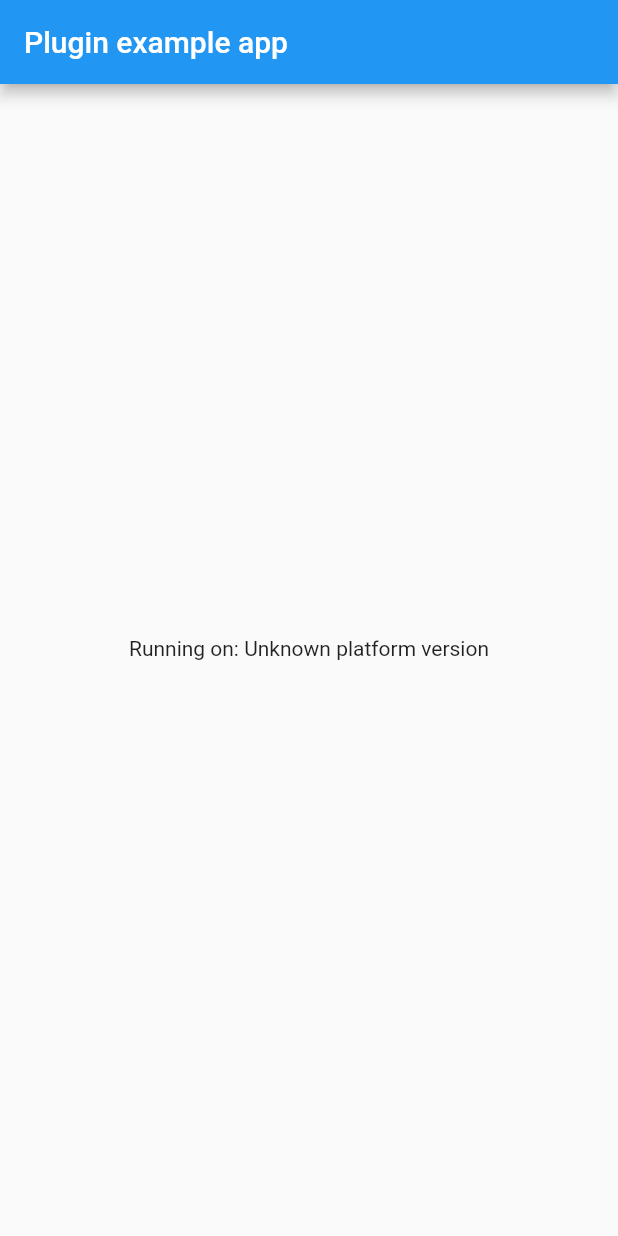
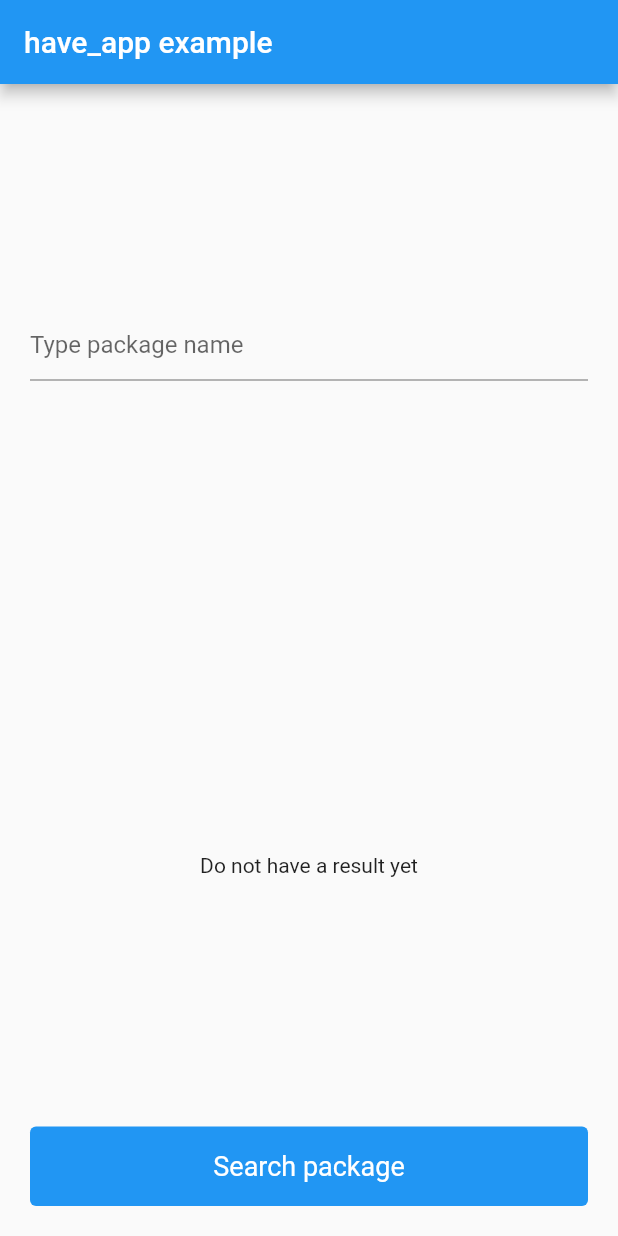
Before and after one commit to LeonardoRosaa/have_app, a Flutter app: the screen it shows after launch, on a phone screen of 412 x 824 dp. Run offline on Flutter 3.47's test engine with Material 2 defaults, Android fonts, the phone set to English and light mode, and no system bars; our stand-ins replace dartz, equatable.

Commit message:
added example

```diff
--- a/example/lib/main.dart
+++ b/example/lib/main.dart
@@ -1,7 +1,5 @@
 import 'package:flutter/material.dart';
-import 'dart:async';
-
-import 'package:flutter/services.dart';
+import 'package:have_app/have_app.dart';
 
 void main() {
   runApp(const MyApp());
@@ -15,32 +13,28 @@ class MyApp extends StatefulWidget {
 }
 
 class _MyAppState extends State<MyApp> {
-  String _platformVersion = 'Unknown';
+  final haveApp = HaveApp();
+
+  String text = '';
+
+  Object? result;
 
   @override
   void initState() {
     super.initState();
-    initPlatformState();
   }
 
-  // Platform messages are asynchronous, so we initialize in an async method.
-  Future<void> initPlatformState() async {
-    String platformVersion;
-    // Platform messages may fail, so we use a try/catch PlatformException.
-    // We also handle the message potentially returning null.
-    try {
-      platformVersion = 'Unknown platform version';
-    } on PlatformException {
-      platformVersion = 'Failed to get platform version.';
-    }
+  void onChange(String value) {
+    setState(() {
+      text = value;
+    });
+  }
 
-    // If the widget was removed from the tree while the asynchronous platform
-    // message was in flight, we want to discard the reply rather than calling
-    // setState to update our non-existent appearance.
-    if (!mounted) return;
+  void onTap() async {
+    final app = await haveApp.getPackage(GetApplication(packageName: text));
 
     setState(() {
-      _platformVersion = platformVersion;
+      result = app.fold((error) => (error), (application) => application);
     });
   }
 
@@ -49,10 +43,61 @@ class _MyAppState extends State<MyApp> {
     return MaterialApp(
       home: Scaffold(
         appBar: AppBar(
-          title: const Text('Plugin example app'),
+          title: const Text('have_app example'),
         ),
-        body: Center(
-          child: Text('Running on: $_platformVersion\n'),
+        body: SafeArea(
+          child: Padding(
+            padding: const EdgeInsets.symmetric(horizontal: 20),
+            child: Column(
+              children: [
+                Expanded(
+                  child: Center(
+                    child: TextField(
+                      decoration: const InputDecoration(
+                        hintText: 'Type package name',
+                      ),
+                      onChanged: onChange,
+                    ),
+                  ),
+                ),
+                Expanded(
+                  child: Center(
+                    child: Text(
+                      result == null ? 'Do not have a result yet' : result.toString(),
+                      textAlign: TextAlign.center,
+                    ),
+
+                  ),
+                ),
+              ],
+            ),
+          ),
+        ),
+        bottomNavigationBar: Padding(
+          padding: const EdgeInsets.only(
+            bottom: 20,
+            left: 20,
+            right: 20,
+          ),
+          child: TextButton(
+            style: ButtonStyle(
+              backgroundColor: MaterialStateProperty.all(
+                Theme.of(context).primaryColor,
+              ),
+            ),
+            child: const Padding(
+              padding: EdgeInsets.all(8.0),
+              child: Text(
+                'Search package',
+                style: TextStyle(
+                  color: Colors.white,
+                  fontSize: 18,
+                  fontWeight: FontWeight.w400,
+                ),
+              ),
+            ),
+            onPressed: text.isEmpty ? null : onTap,
+          ),
         ),
       ),
     );
--- a/lib/domain/services/application_service.dart
+++ b/lib/domain/services/application_service.dart
@@ -7,6 +7,8 @@ import 'package:have_app/domain/entities/entities.dart';
 abstract class ApplicationService {
   const ApplicationService();
 
+  /// Get application by [packageName] and if does application exists
+  /// returns [ApplicationModel], does not return an [ApplicationException]
   Future<Either<ApplicationException, Application>> getPackage(
     GetApplication getApplication,
   );
--- /dev/null
+++ b/lib/domain/services/have_app_service.dart
@@ -0,0 +1,26 @@
+import 'package:flutter/services.dart';
+import 'package:have_app/core/channels.dart';
+import 'package:have_app/data/gateways/application_gateway.dart';
+import 'package:have_app/domain/entities/get_application.dart';
+import 'package:have_app/domain/entities/application.dart';
+import 'package:have_app/core/faults/application_exception.dart';
+import 'package:dartz/dartz.dart';
+import 'package:have_app/domain/services/application_service.dart';
+
+class HaveApp implements ApplicationService {
+
+  HaveApp(): _applicationService = ApplicationServiceImpl(
+          applicationGateway: ApplicationGatewayImpl(
+            channel: MethodChannel(
+              Channels.principal.value,
+            ),
+          ),
+        );
+
+  final ApplicationService _applicationService;
+
+  @override
+  Future<Either<ApplicationException, Application>> getPackage(GetApplication getApplication) {
+    return _applicationService.getPackage(getApplication);
+  }
+}
--- a/lib/have_app.dart
+++ b/lib/have_app.dart
@@ -1,3 +1,2 @@
-class HaveApp {
-
-}
+export 'package:have_app/domain/services/have_app_service.dart';
+export 'package:have_app/domain/entities/entities.dart';
```
Also changed, not shown: 1 other file.
